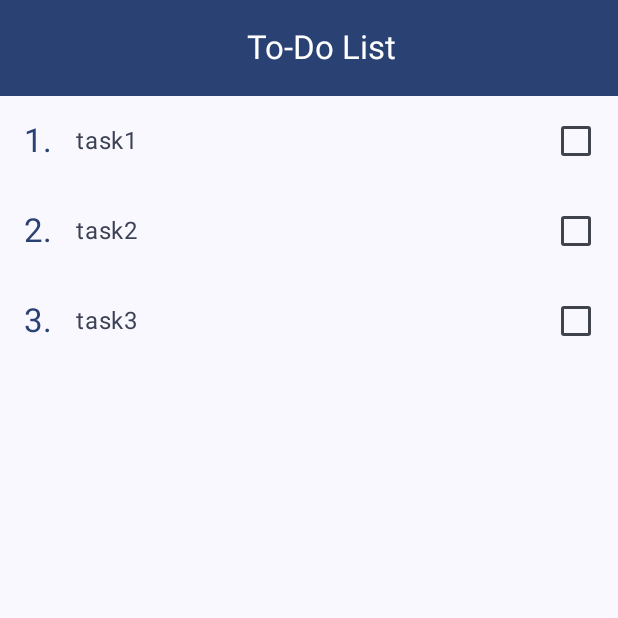
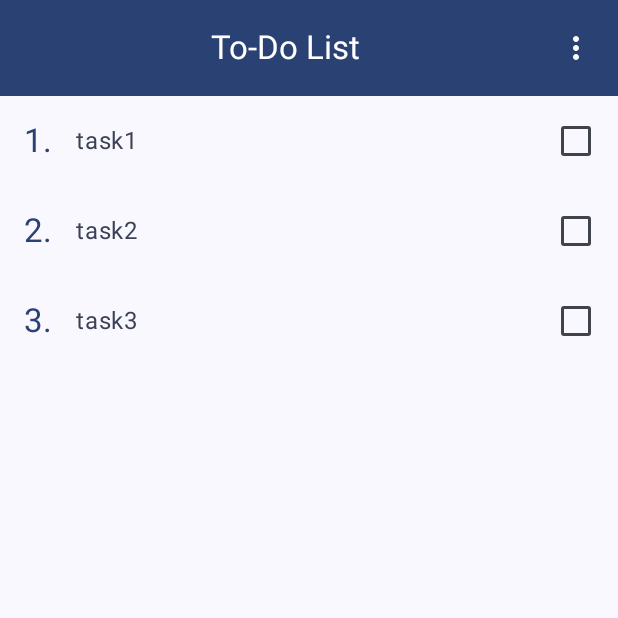
Before and after one commit to 01gaM/todo-list, an Android app built with Jetpack Compose: the screen it shows after launch (MainActivity), on a phone screen of 412 x 824 dp, the top half of it. Run offline under Robolectric (Android 15) with nearby library versions, the phone set to English and light mode, and no system bars.

Commit message:
add delete all functionality

```diff
--- a/app/src/main/java/com/example/todo_list/MainActivity.kt
+++ b/app/src/main/java/com/example/todo_list/MainActivity.kt
@@ -37,7 +37,8 @@ class MainActivity : ComponentActivity() {
         MainScreenContent(
           taskList = taskList,
           onItemClick = onItemClick,
-          onItemDelete = onItemDelete
+          onItemDelete = onItemDelete,
+          onDeleteAllClick = { taskList.clear() }
         )
       }
     }
--- a/app/src/main/java/com/example/todo_list/ui/main_screen/compose/MainScreenContent.kt
+++ b/app/src/main/java/com/example/todo_list/ui/main_screen/compose/MainScreenContent.kt
@@ -16,8 +16,15 @@ import androidx.compose.foundation.layout.fillMaxWidth
 import androidx.compose.foundation.layout.padding
 import androidx.compose.foundation.lazy.LazyColumn
 import androidx.compose.foundation.lazy.itemsIndexed
+import androidx.compose.material.icons.Icons
+import androidx.compose.material.icons.filled.Delete
+import androidx.compose.material.icons.filled.MoreVert
 import androidx.compose.material3.Checkbox
+import androidx.compose.material3.DropdownMenu
+import androidx.compose.material3.DropdownMenuItem
 import androidx.compose.material3.ExperimentalMaterial3Api
+import androidx.compose.material3.Icon
+import androidx.compose.material3.IconButton
 import androidx.compose.material3.MaterialTheme
 import androidx.compose.material3.Scaffold
 import androidx.compose.material3.Text
@@ -27,9 +34,12 @@ import androidx.compose.runtime.Composable
 import androidx.compose.runtime.derivedStateOf
 import androidx.compose.runtime.getValue
 import androidx.compose.runtime.mutableStateListOf
+import androidx.compose.runtime.mutableStateOf
 import androidx.compose.runtime.remember
+import androidx.compose.runtime.setValue
 import androidx.compose.ui.Alignment
 import androidx.compose.ui.Modifier
+import androidx.compose.ui.platform.LocalContext
 import androidx.compose.ui.res.stringResource
 import androidx.compose.ui.text.font.FontWeight
 import androidx.compose.ui.text.style.TextAlign
@@ -47,9 +57,12 @@ fun MainScreenContent(
   modifier: Modifier = Modifier,
   taskList: List<TodoTask> = emptyList(),
   onItemClick: (Int) -> Unit = {},
-  onItemDelete: (TodoTask) -> Unit = {}
+  onItemDelete: (TodoTask) -> Unit = {},
+  onDeleteAllClick: () -> Unit = {}
 ) {
+  val context = LocalContext.current
   val isTaskListEmpty by remember(taskList) { derivedStateOf { taskList.isEmpty() } }
+  var displayMenu by remember { mutableStateOf(false) }
 
   Scaffold(
     modifier = modifier
@@ -67,7 +80,45 @@ fun MainScreenContent(
           )
         },
         colors = TopAppBarDefaults.topAppBarColors()
-          .copy(containerColor = MaterialTheme.colorScheme.primary)
+          .copy(containerColor = MaterialTheme.colorScheme.primary),
+        actions = {
+          IconButton(
+            onClick = { displayMenu = !displayMenu },
+            content = {
+              Icon(
+                imageVector = Icons.Default.MoreVert,
+                contentDescription = "More icon",
+                tint = MaterialTheme.colorScheme.onPrimary
+              )
+            }
+          )
+
+          DropdownMenu(
+            expanded = displayMenu,
+            onDismissRequest = { displayMenu = false },
+            content = {
+              DropdownMenuItem(
+                text = {
+                  Text(
+                    text = context.getString(R.string.main_screen_menu_delete_all).uppercase(),
+                    color = MaterialTheme.colorScheme.primary
+                  )
+                },
+                leadingIcon = {
+                  Icon(
+                    imageVector = Icons.Default.Delete,
+                    contentDescription = "Delete all icon",
+                    tint = MaterialTheme.colorScheme.primary
+                  )
+                },
+                onClick = {
+                  displayMenu = false
+                  onDeleteAllClick()
+                }
+              )
+            }
+          )
+        }
       )
     }
   ) { innerPadding ->
--- a/app/src/main/res/values/strings.xml
+++ b/app/src/main/res/values/strings.xml
@@ -4,4 +4,5 @@
     <!--    MainScreen-->
     <string name="main_screen_empty_list_title">List is empty!</string>
     <string name="main_screen_empty_list_description">Tap on \"+\" to add a new item.</string>
+    <string name="main_screen_menu_delete_all">Delete all</string>
 </resources>
```
